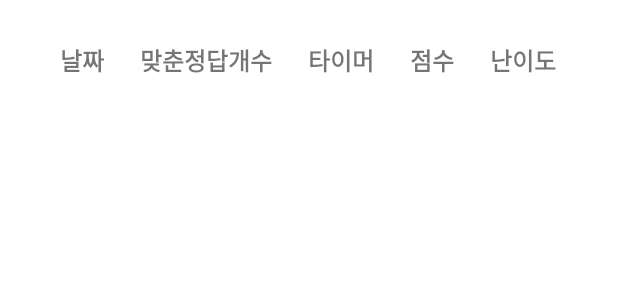
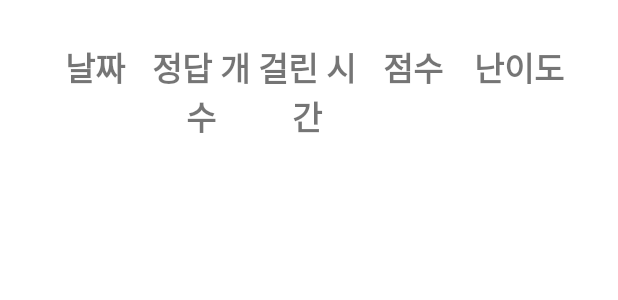
Before and after one commit to minhyeok2487/TeamNs_ARCore, an Android app: the layout activity_table.xml on its own in the app's theme, with its tools: preview values and no code run, on a phone screen of 412 x 824 dp. Shown: the top 300 px of the screen. Run offline under Robolectric (Android 15) with nearby library versions, the phone set to English and light mode, and no system bars.

```diff
--- a/app/src/main/res/layout/activity_table.xml
+++ b/app/src/main/res/layout/activity_table.xml
@@ -10,43 +10,48 @@
     <TableRow>
 
         <TextView
+            android:layout_width="25dp"
             android:layout_column="1"
             android:fontFamily="@font/fontstyle"
             android:gravity="center"
             android:text="날짜"
-            android:textSize="16dp"
+            android:textSize="22dp"
             android:textStyle="bold" />
 
         <TextView
+            android:layout_width="25dp"
             android:layout_column="1"
             android:fontFamily="@font/fontstyle"
             android:gravity="center"
-            android:text="맞춘정답개수"
-            android:textSize="16dp"
+            android:text="정답 개수"
+            android:textSize="22dp"
             android:textStyle="bold" />
 
         <TextView
+            android:layout_width="25dp"
             android:layout_column="1"
             android:fontFamily="@font/fontstyle"
             android:gravity="center"
-            android:text="타이머"
-            android:textSize="16dp"
+            android:text="걸린 시간"
+            android:textSize="22dp"
             android:textStyle="bold" />
 
         <TextView
+            android:layout_width="25dp"
             android:layout_column="1"
             android:fontFamily="@font/fontstyle"
             android:gravity="center"
             android:text="점수"
-            android:textSize="16dp"
+            android:textSize="22dp"
             android:textStyle="bold" />
 
         <TextView
+            android:layout_width="25dp"
             android:layout_column="1"
             android:fontFamily="@font/fontstyle"
             android:gravity="center"
             android:text="난이도"
-            android:textSize="16dp"
+            android:textSize="22dp"
             android:textStyle="bold" />
 
 
```
Also changed, not shown: app/src/main/java/com/example/teamns_arcore/DashboardActivity.java (+8 -42 lines), app/src/main/java/com/example/teamns_arcore/SelectLevel/SelectLevelActivity.java (+20 -0 lines), app/src/main/java/com/example/teamns_arcore/SelectLevel/SelectLevelMain.java (+43 -11 lines), app/src/main/java/com/example/teamns_arcore/game/GameActivity.java (+18 -3 lines), app/src/main/res/layout/item_layout.xml (+22 -7 lines).
